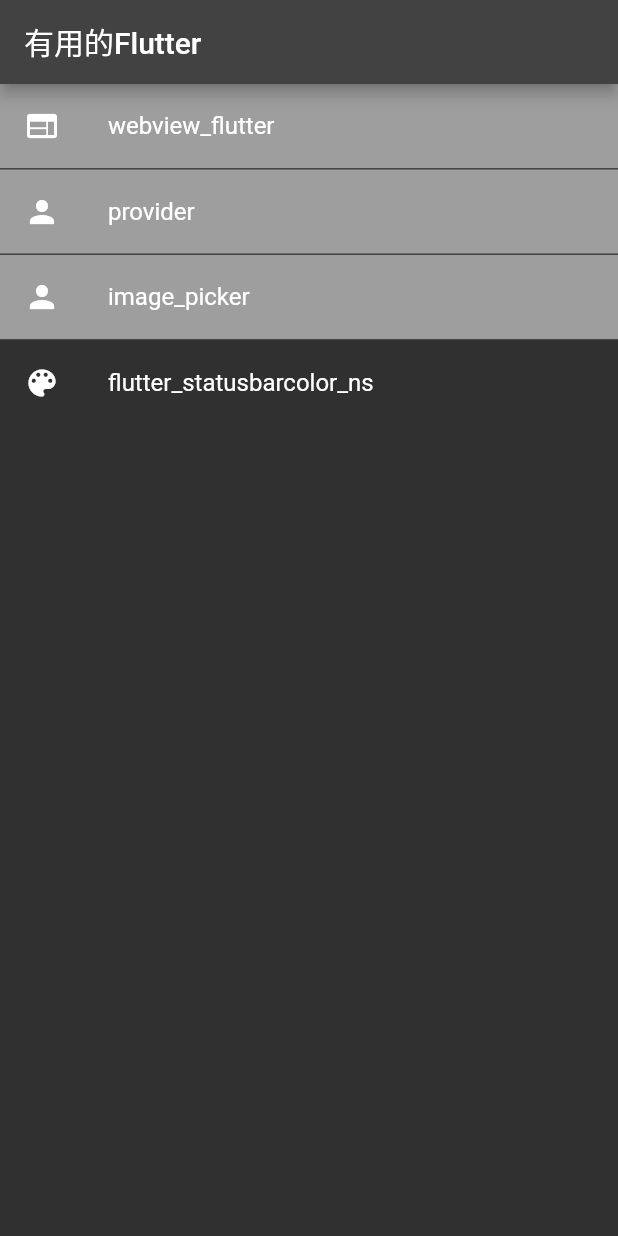
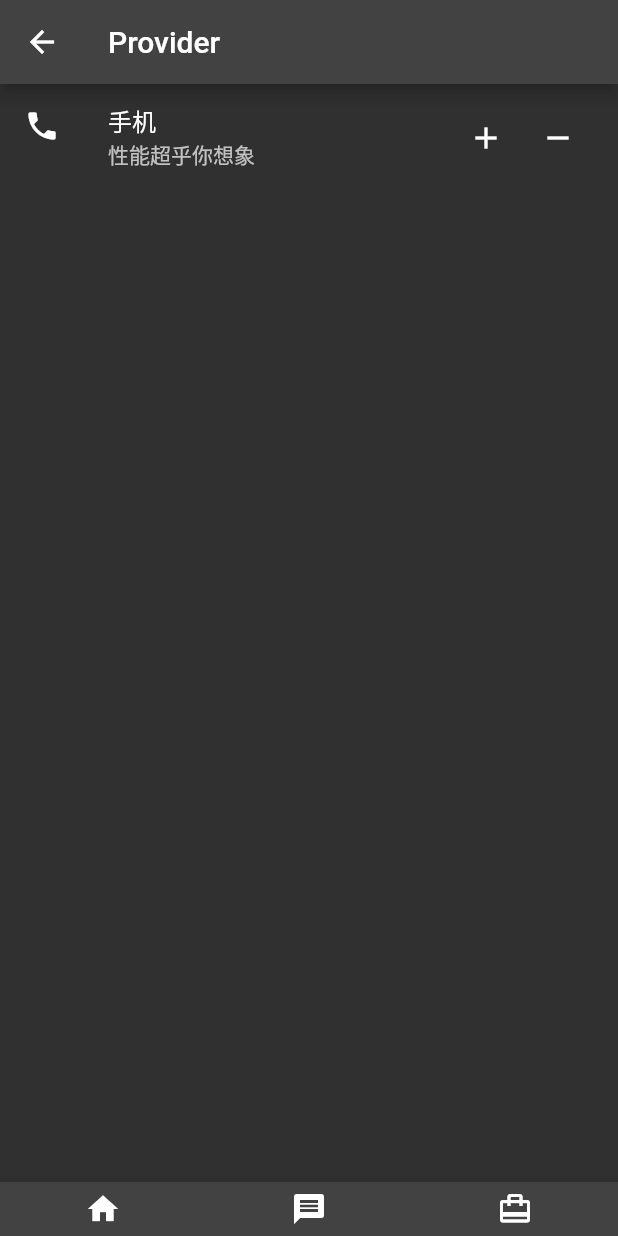
Before and after one commit to jielyu/flutter_demos, a Flutter app: the screen it shows after launch, after a tap on "provider", on a phone screen of 412 x 824 dp. Run offline on Flutter 3.47's test engine with Material 2 defaults, Android fonts, the phone set to English and light mode, and no system bars; our stand-ins replace auto_size_text, badges, persistent_bottom_nav_bar, styled_text, webview_flutter; missing offline and left inert: flutter_math_fork, flutter_statusbarcolor_ns.

Commit message:
feat(flutter_package_s01): 增加provider

```diff
--- /dev/null
+++ b/flutter_package_s01/lib/image_picker_page.dart
@@ -0,0 +1,23 @@
+import 'package:flutter/material.dart';
+
+class ImagePickerPage extends StatefulWidget {
+  const ImagePickerPage({Key? key}) : super(key: key);
+
+  @override
+  State<ImagePickerPage> createState() => _ImagePickerPageState();
+}
+
+class _ImagePickerPageState extends State<ImagePickerPage> {
+  @override
+  Widget build(BuildContext context) {
+    return Scaffold(
+      appBar: AppBar(
+        title: const Text("image_picker"),
+      ),
+      body: Container(
+        alignment: Alignment.center,
+        child: const Text("图片选择"),
+      ),
+    );
+  }
+}
--- a/flutter_package_s01/lib/main.dart
+++ b/flutter_package_s01/lib/main.dart
@@ -1,6 +1,8 @@
 import 'package:flutter/material.dart';
 import 'package:flutter_statusbarcolor_ns/flutter_statusbarcolor_ns.dart';
 
+import 'image_picker_page.dart';
+import 'provider_page.dart';
 import 'webview_flutter_page.dart';
 
 void main() {
@@ -11,6 +13,8 @@
   final _routes = <String, WidgetBuilder>{
     "/home": (context) => const HomePage(),
     "/webview_flutter": (context) => const WebviewPage(),
+    "/provider": (context) => const ProviderPage(),
+    "/image_picker": (context) => const ImagePickerPage(),
   };
   MyApp({Key? key}) : super(key: key);
 
--- /dev/null
+++ b/flutter_package_s01/lib/provider_page.dart
@@ -0,0 +1,124 @@
+import 'package:flutter/foundation.dart';
+import 'package:flutter/material.dart';
+import 'package:provider/provider.dart';
+import 'package:badges/badges.dart';
+
+class ProviderPage extends StatefulWidget {
+  const ProviderPage({Key? key}) : super(key: key);
+
+  @override
+  State<ProviderPage> createState() => _ProviderPageState();
+}
+
+class _ProviderPageState extends State<ProviderPage> {
+  @override
+  Widget build(BuildContext context) {
+    return MultiProvider(
+      providers: [
+        ChangeNotifierProvider(create: (_) => CartCounter()),
+      ],
+      child: const TmpPage(),
+    );
+  }
+}
+
+class TmpPage extends StatefulWidget {
+  const TmpPage({Key? key}) : super(key: key);
+
+  @override
+  State<TmpPage> createState() => _TmpPageState();
+}
+
+class _TmpPageState extends State<TmpPage> {
+  @override
+  Widget build(BuildContext context) {
+    print("build _TmpPageState");
+    return Scaffold(
+      appBar: AppBar(
+        title: const Text("Provider"),
+      ),
+      bottomNavigationBar: const ProviderBottomBar(),
+      body: Container(
+        alignment: Alignment.center,
+        child: Column(
+          children: [
+            ListTile(
+              leading: const Icon(Icons.phone),
+              title: const Text("手机"),
+              subtitle: const Text("性能超乎你想象"),
+              trailing: Wrap(
+                children: [
+                  IconButton(
+                    onPressed: () {
+                      context.read<CartCounter>().increment();
+                      // print("increase");
+                    },
+                    icon: const Icon(Icons.add),
+                  ),
+                  IconButton(
+                    onPressed: () {
+                      context.read<CartCounter>().decrease();
+                      // print("decrease");
+                    },
+                    icon: const Icon(Icons.remove),
+                  ),
+                ],
+              ),
+            )
+          ],
+        ),
+      ),
+    );
+  }
+}
+
+class CartCounter with ChangeNotifier, DiagnosticableTreeMixin {
+  int _count = 0;
+
+  int get count => _count;
+
+  void increment() {
+    _count++;
+    notifyListeners();
+  }
+
+  void decrease() {
+    if (_count > 0) {
+      _count--;
+      notifyListeners();
+    }
+  }
+}
+
+class ProviderBottomBar extends StatelessWidget {
+  const ProviderBottomBar({Key? key}) : super(key: key);
+
+  @override
+  Widget build(BuildContext context) {
+    final cartCount = context.watch<CartCounter>().count;
+    print("build ProviderBottomBar");
+    return BottomAppBar(
+      shape: const CircularNotchedRectangle(),
+      child: Padding(
+        padding: const EdgeInsets.only(bottom: 6, top: 6),
+        child: Row(
+          mainAxisAlignment: MainAxisAlignment.spaceAround,
+          children: [
+            const Icon(Icons.home),
+            const Icon(Icons.message),
+            cartCount > 0
+                ? Badge(
+                    position: BadgePosition.topEnd(),
+                    badgeContent: Text(
+                      "$cartCount",
+                      // key: const Key('cartCounterState'),
+                    ),
+                    child: const Icon(Icons.card_travel),
+                  )
+                : const Icon(Icons.card_travel),
+          ],
+        ),
+      ),
+    );
+  }
+}
--- a/flutter_package_s01/pubspec.yaml
+++ b/flutter_package_s01/pubspec.yaml
@@ -37,6 +37,8 @@
   flutter_statusbarcolor_ns: ^0.4.0
   webview_flutter: ^3.0.1
   path_provider: ^2.0.9
+  provider: ^6.0.2
+  badges: ^2.0.2
 
 dev_dependencies:
   flutter_test:
```
Also changed, not shown: flutter_package_s01/pubspec.lock.
